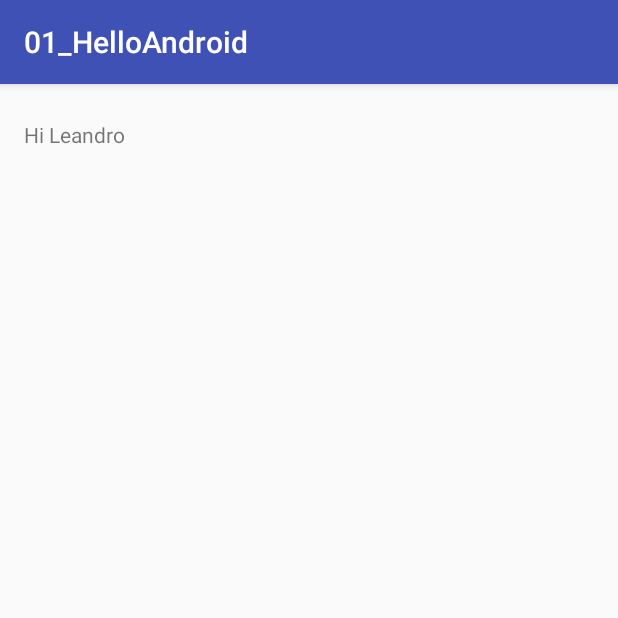
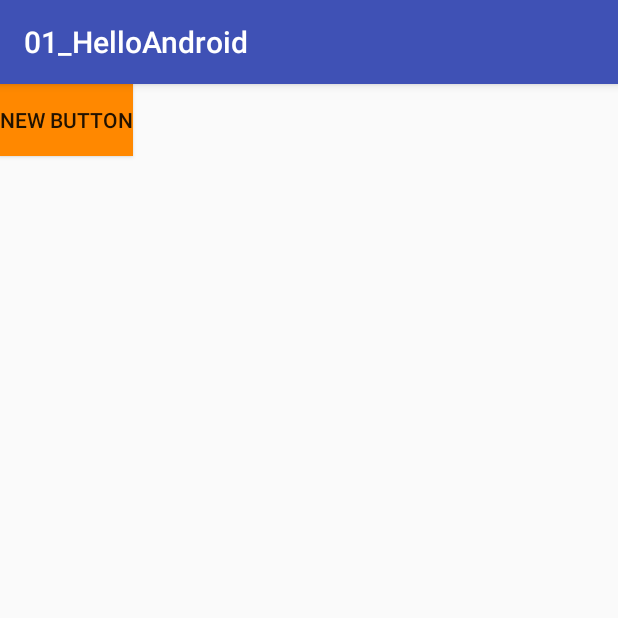
Before and after one commit to leandrocgsi/android_playground, an Android app: the screen it shows after launch (MainActivity), on a phone screen of 412 x 824 dp, the top half of it. Run offline under Robolectric (Android 15) with nearby library versions, the light colour scheme and no system bars.

Commit message:
Doing course of Rob Percival - The Complete Android Developer Course - Build 14 Apps

```diff
--- a/01_HelloAndroid/app/src/main/java/br/com/erudio/helloandroid/MainActivity.java
+++ b/01_HelloAndroid/app/src/main/java/br/com/erudio/helloandroid/MainActivity.java
@@ -2,8 +2,16 @@ package br.com.erudio.helloandroid;
 
 import android.support.v7.app.AppCompatActivity;
 import android.os.Bundle;
+import android.util.Log;
+import android.view.View;
 
 public class MainActivity extends AppCompatActivity {
+
+    public void clickFunction(View view){
+
+        Log.i("Info", "Button Tapped");
+
+    }
 
     @Override
     protected void onCreate(Bundle savedInstanceState) {
--- a/01_HelloAndroid/app/src/main/res/layout/activity_main.xml
+++ b/01_HelloAndroid/app/src/main/res/layout/activity_main.xml
@@ -17,4 +17,14 @@
         app:layout_constraintTop_toTopOf="parent"
         app:layout_constraintVertical_bias="0.032" />
 
+    <Button
+        android:id="@+id/button"
+        android:layout_width="wrap_content"
+        android:layout_height="wrap_content"
+        android:background="@android:color/holo_orange_dark"
+        android:onClick="clickFunction"
+        android:text="New Button"
+        tools:layout_editor_absoluteX="147dp"
+        tools:layout_editor_absoluteY="82dp" />
+
 </android.support.constraint.ConstraintLayout>
```
